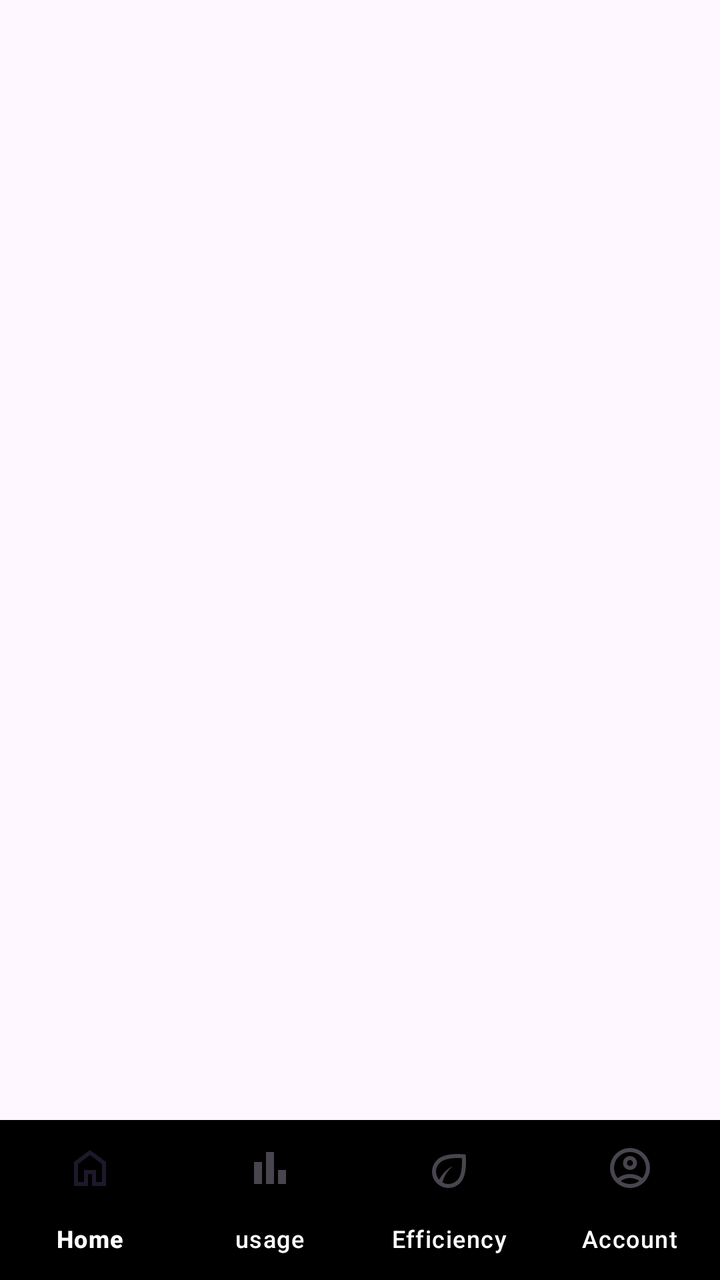
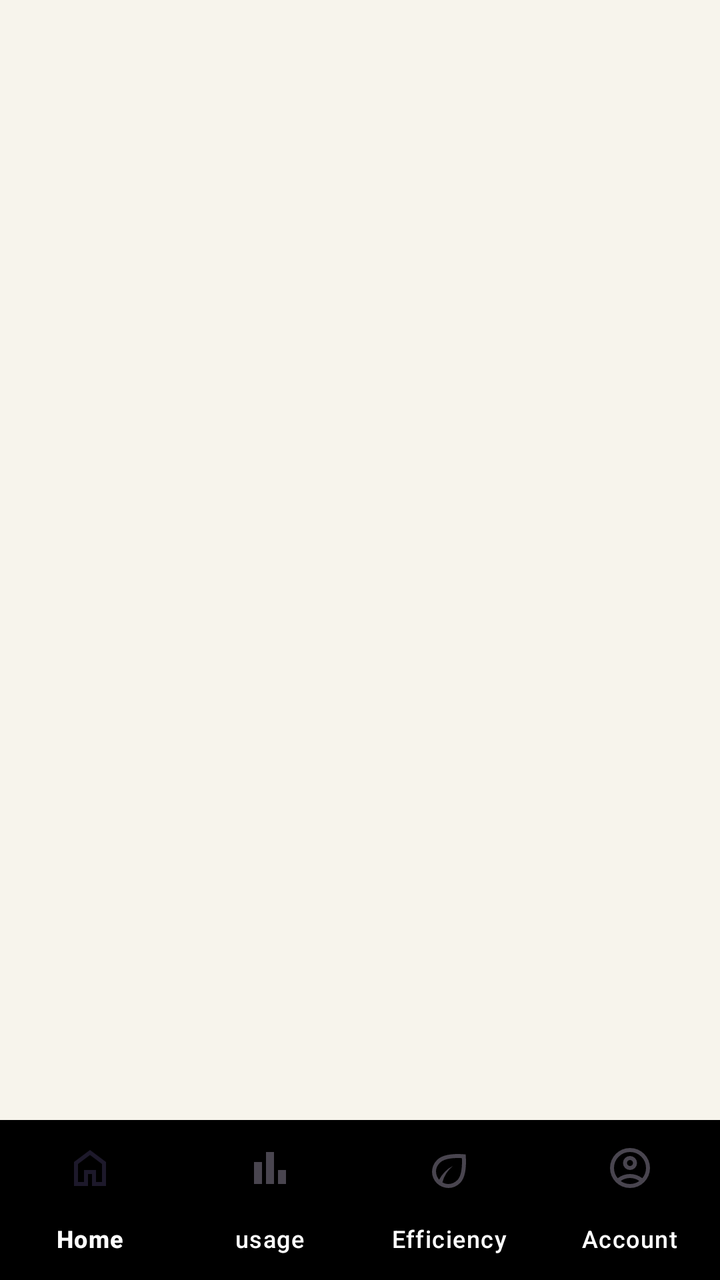

Screens rendered from an Android XML layout before and after an edit, with the pre-edit source and the edit as a unified diff.
<!-- AndroidManifest.xml: application theme Theme.ApplicationLayerSoftwareFrameworkforSolarPoweredIoTSystems -->
<!-- res/layout/activity_main.xml -->
<?xml version="1.0" encoding="utf-8"?>
<androidx.constraintlayout.widget.ConstraintLayout
    xmlns:android="http://schemas.android.com/apk/res/android"
    xmlns:app="http://schemas.android.com/apk/res-auto"
    xmlns:tools="http://schemas.android.com/tools"
    android:id="@+id/main"
    android:layout_width="match_parent"
    android:layout_height="match_parent"
    tools:context=".MainActivity">




    <FrameLayout
        android:id="@+id/fragment_container"
        android:layout_width="417dp"
        android:layout_height="0dp"
        android:fitsSystemWindows="true"
        app:layout_constraintBottom_toTopOf="@id/bottom_nav"
        app:layout_constraintEnd_toStartOf="parent"
        app:layout_constraintHorizontal_bias="0.496"
        app:layout_constraintStart_toEndOf="parent"
        app:layout_constraintTop_toTopOf="parent"
        app:layout_constraintVertical_bias="0.0" />

    <com.google.android.material.bottomnavigation.BottomNavigationView
        android:id="@+id/bottom_nav"
        android:layout_width="0dp"
        android:layout_height="wrap_content"
        android:background="@color/black"
        app:itemTextColor="@color/white"
        app:labelVisibilityMode="labeled"
        app:layout_constraintBottom_toBottomOf="parent"
        app:layout_constraintEnd_toEndOf="parent"
        app:layout_constraintStart_toStartOf="parent"
        app:menu="@menu/bottom_nav_menu" />


</androidx.constraintlayout.widget.ConstraintLayout>
<!-- resources referenced by this layout -->
<resources>
  <color name="black">#FF000000</color>
  <color name="white">#FFFFFFFF</color>
  <style name="Theme.ApplicationLayerSoftwareFrameworkforSolarPoweredIoTSystems" parent="Base.Theme.ApplicationLayerSoftwareFrameworkforSolarPoweredIoTSystems" />
  <style name="Base.Theme.ApplicationLayerSoftwareFrameworkforSolarPoweredIoTSystems" parent="Theme.Material3.DayNight.NoActionBar">
          
          
      </style>
</resources>

<!-- the commit's change to res/layout/activity_main.xml (unified diff, before → after) -->
@@ -6,6 +6,7 @@
     android:id="@+id/main"
     android:layout_width="match_parent"
     android:layout_height="match_parent"
+    android:background="@color/alert_page_background"
     tools:context=".MainActivity">
 
 
<!-- resource entries referenced after the edit -->
@@ -1,5 +1,6 @@
 <!-- resources referenced by this layout -->
 <resources>
+  <color name="alert_page_background">#F7F4EC</color>
   <color name="black">#FF000000</color>
   <color name="white">#FFFFFFFF</color>
   <style name="Theme.ApplicationLayerSoftwareFrameworkforSolarPoweredIoTSystems" parent="Base.Theme.ApplicationLayerSoftwareFrameworkforSolarPoweredIoTSystems" />
